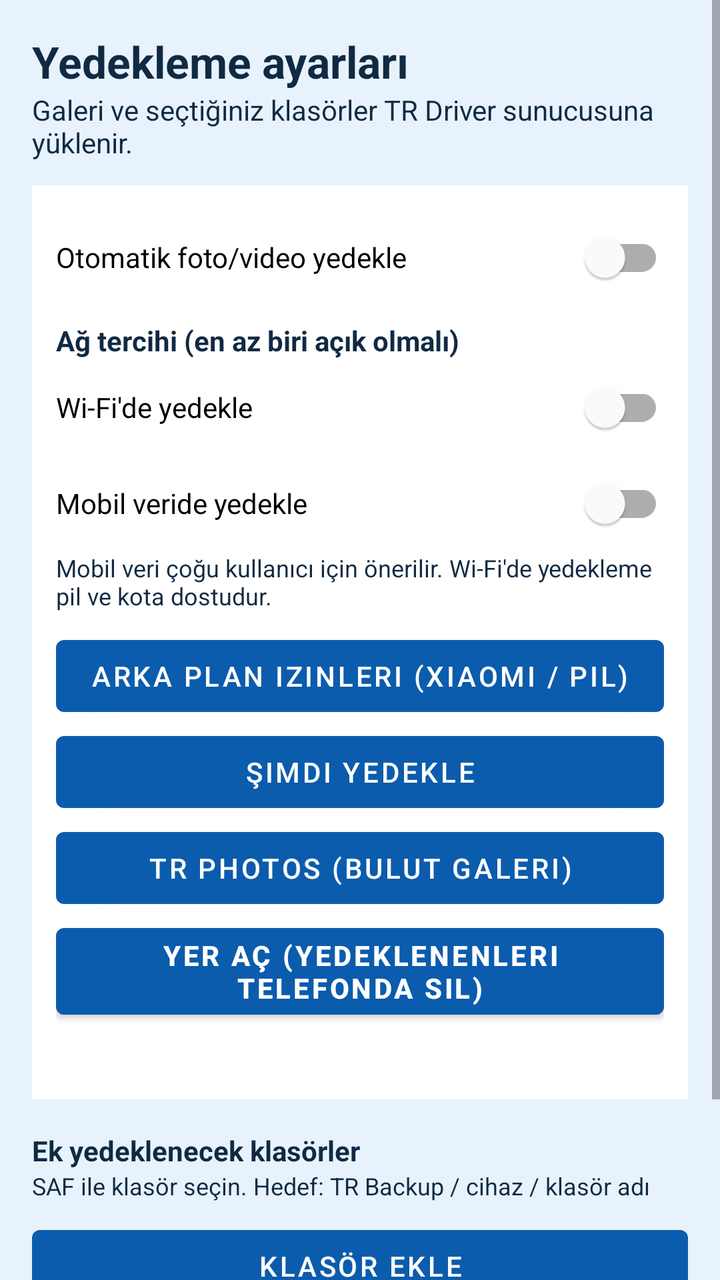
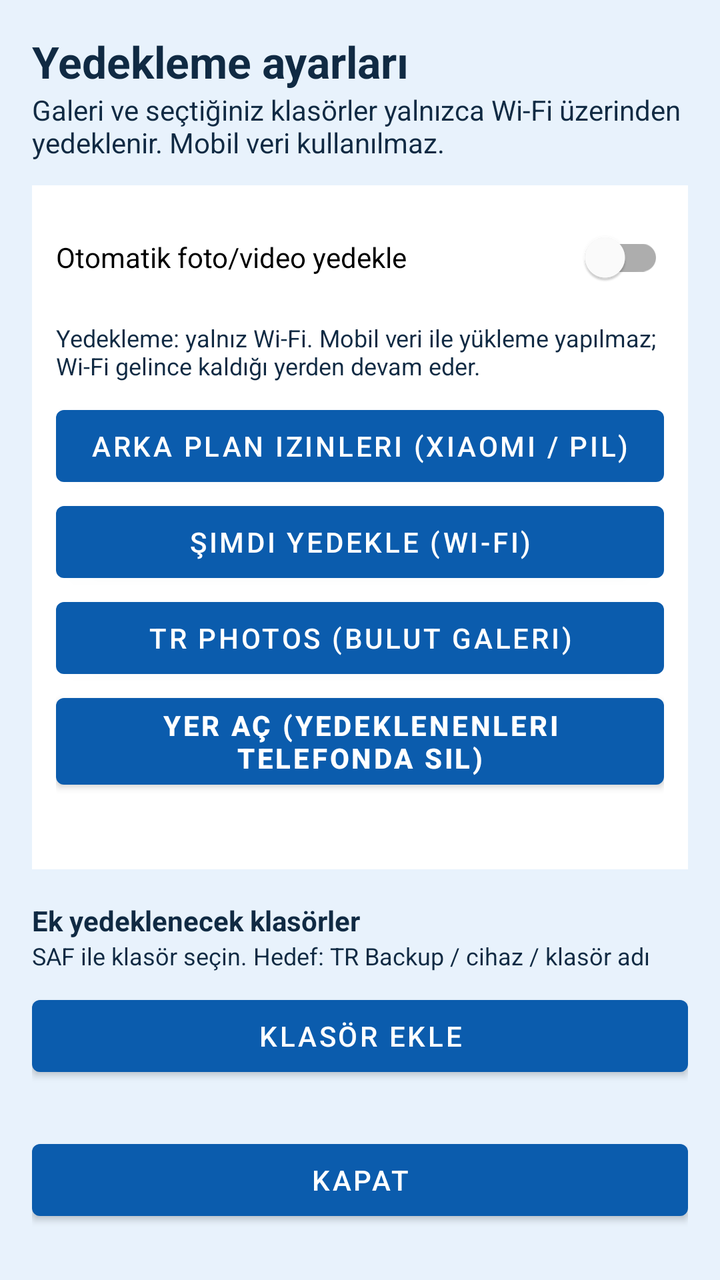

Screens rendered from an Android XML layout before and after an edit, with the pre-edit source and the edit as a unified diff.
<!-- AndroidManifest.xml: activity theme Theme.TRDriver -->
<!-- res/layout/activity_backup_settings.xml -->
<?xml version="1.0" encoding="utf-8"?>
<ScrollView xmlns:android="http://schemas.android.com/apk/res/android"
    android:layout_width="match_parent"
    android:layout_height="match_parent"
    android:background="@color/tr_sky"
    android:fillViewport="true">

    <LinearLayout
        android:layout_width="match_parent"
        android:layout_height="wrap_content"
        android:orientation="vertical"
        android:padding="16dp">

        <TextView
            android:layout_width="match_parent"
            android:layout_height="wrap_content"
            android:text="Yedekleme ayarları"
            android:textColor="@color/tr_ink"
            android:textSize="22sp"
            android:textStyle="bold" />

        <TextView
            android:layout_width="match_parent"
            android:layout_height="wrap_content"
            android:layout_marginBottom="12dp"
            android:text="Galeri ve seçtiğiniz klasörler TR Driver sunucusuna yüklenir."
            android:textColor="@color/tr_ink" />

        <LinearLayout
            android:layout_width="match_parent"
            android:layout_height="wrap_content"
            android:background="@android:color/white"
            android:orientation="vertical"
            android:padding="12dp">

            <com.google.android.material.switchmaterial.SwitchMaterial
                android:id="@+id/switchGalleryBackup"
                android:layout_width="match_parent"
                android:layout_height="wrap_content"
                android:text="Otomatik foto/video yedekle" />

            <TextView
                android:layout_width="match_parent"
                android:layout_height="wrap_content"
                android:layout_marginTop="8dp"
                android:text="Ağ tercihi (en az biri açık olmalı)"
                android:textColor="@color/tr_ink"
                android:textStyle="bold" />

            <com.google.android.material.switchmaterial.SwitchMaterial
                android:id="@+id/switchBackupWifi"
                android:layout_width="match_parent"
                android:layout_height="wrap_content"
                android:text="Wi‑Fi'de yedekle" />

            <com.google.android.material.switchmaterial.SwitchMaterial
                android:id="@+id/switchBackupMobile"
                android:layout_width="match_parent"
                android:layout_height="wrap_content"
                android:text="Mobil veride yedekle" />

            <TextView
                android:id="@+id/networkHint"
                android:layout_width="match_parent"
                android:layout_height="wrap_content"
                android:text="Mobil veri çoğu kullanıcı için önerilir. Wi‑Fi'de yedekleme pil ve kota dostudur."
                android:textColor="@color/tr_ink"
                android:textSize="12sp" />

            <Button
                android:id="@+id/btnOemSettings"
                android:layout_width="match_parent"
                android:layout_height="wrap_content"
                android:layout_marginTop="8dp"
                android:text="Arka plan izinleri (Xiaomi / pil)" />

            <Button
                android:id="@+id/btnBackupNow"
                android:layout_width="match_parent"
                android:layout_height="wrap_content"
                android:text="Şimdi yedekle" />

            <Button
                android:id="@+id/btnOpenPhotos"
                android:layout_width="match_parent"
                android:layout_height="wrap_content"
                android:text="TR Photos (bulut galeri)" />

            <Button
                android:id="@+id/btnFreeUpSpace"
                android:layout_width="match_parent"
                android:layout_height="wrap_content"
                android:text="Yer aç (yedeklenenleri telefonda sil)"
                android:textStyle="bold" />

            <TextView
                android:id="@+id/backupStatus"
                android:layout_width="match_parent"
                android:layout_height="wrap_content"
                android:layout_marginTop="8dp"
                android:textColor="@color/tr_ink"
                android:textSize="12sp" />
        </LinearLayout>

        <TextView
            android:layout_width="match_parent"
            android:layout_height="wrap_content"
            android:layout_marginTop="16dp"
            android:text="Ek yedeklenecek klasörler"
            android:textColor="@color/tr_ink"
            android:textStyle="bold" />

        <TextView
            android:layout_width="match_parent"
            android:layout_height="wrap_content"
            android:layout_marginBottom="8dp"
            android:text="SAF ile klasör seçin. Hedef: TR Backup / cihaz / klasör adı"
            android:textColor="@color/tr_ink"
            android:textSize="12sp" />

        <Button
            android:id="@+id/btnAddFolder"
            android:layout_width="match_parent"
            android:layout_height="wrap_content"
            android:text="Klasör ekle" />

        <LinearLayout
            android:id="@+id/folderList"
            android:layout_width="match_parent"
            android:layout_height="wrap_content"
            android:orientation="vertical"
            android:paddingTop="8dp" />

        <Button
            android:id="@+id/btnCloseBackup"
            android:layout_width="match_parent"
            android:layout_height="wrap_content"
            android:layout_marginTop="16dp"
            android:text="Kapat" />
    </LinearLayout>
</ScrollView>
<!-- resources referenced by this layout -->
<resources>
  <color name="tr_ink">#102A43</color>
  <color name="tr_sky">#E8F2FC</color>
  <style name="Theme.TRDriver" parent="Theme.MaterialComponents.Light.NoActionBar">
          <item name="colorPrimary">@color/tr_blue</item>
          <item name="colorPrimaryVariant">@color/tr_blue_dark</item>
          <item name="colorOnPrimary">@color/tr_white</item>
          <item name="android:statusBarColor">@color/tr_blue_dark</item>
          <item name="android:windowBackground">@color/tr_sky</item>
      </style>
  <color name="tr_blue">#0B5CAD</color>
  <color name="tr_blue_dark">#083F78</color>
  <color name="tr_white">#FFFFFF</color>
</resources>

<!-- the commit's change to res/layout/activity_backup_settings.xml (unified diff, before → after) -->
@@ -23,7 +23,7 @@
             android:layout_width="match_parent"
             android:layout_height="wrap_content"
             android:layout_marginBottom="12dp"
-            android:text="Galeri ve seçtiğiniz klasörler TR Driver sunucusuna yüklenir."
+            android:text="Galeri ve seçtiğiniz klasörler yalnızca Wi‑Fi üzerinden yedeklenir. Mobil veri kullanılmaz."
             android:textColor="@color/tr_ink" />
 
         <LinearLayout
@@ -40,30 +40,11 @@
                 android:text="Otomatik foto/video yedekle" />
 
             <TextView
+                android:id="@+id/networkHint"
                 android:layout_width="match_parent"
                 android:layout_height="wrap_content"
                 android:layout_marginTop="8dp"
-                android:text="Ağ tercihi (en az biri açık olmalı)"
-                android:textColor="@color/tr_ink"
-                android:textStyle="bold" />
-
-            <com.google.android.material.switchmaterial.SwitchMaterial
-                android:id="@+id/switchBackupWifi"
-                android:layout_width="match_parent"
-                android:layout_height="wrap_content"
-                android:text="Wi‑Fi'de yedekle" />
-
-            <com.google.android.material.switchmaterial.SwitchMaterial
-                android:id="@+id/switchBackupMobile"
-                android:layout_width="match_parent"
-                android:layout_height="wrap_content"
-                android:text="Mobil veride yedekle" />
-
-            <TextView
-                android:id="@+id/networkHint"
-                android:layout_width="match_parent"
-                android:layout_height="wrap_content"
-                android:text="Mobil veri çoğu kullanıcı için önerilir. Wi‑Fi'de yedekleme pil ve kota dostudur."
+                android:text="Yedekleme: yalnız Wi‑Fi. Mobil veri ile yükleme yapılmaz; Wi‑Fi gelince kaldığı yerden devam eder."
                 android:textColor="@color/tr_ink"
                 android:textSize="12sp" />
 
@@ -78,7 +59,7 @@
                 android:id="@+id/btnBackupNow"
                 android:layout_width="match_parent"
                 android:layout_height="wrap_content"
-                android:text="Şimdi yedekle" />
+                android:text="Şimdi yedekle (Wi‑Fi)" />
 
             <Button
                 android:id="@+id/btnOpenPhotos"
